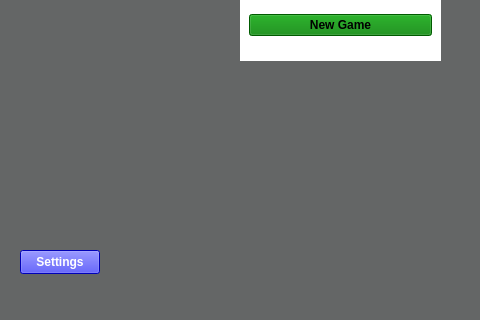
ben-ralston/Chess, file application/application/chess.ui: the form before one commit; both pictures show x 0 to 480 and y 280 to 600 of the 800 by 600 pixel window.
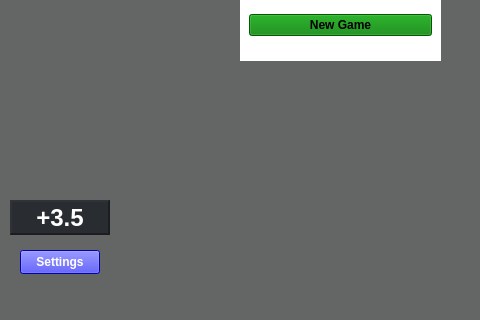
The form after the commit.

Patch:
```diff
--- a/application/application/chess.ui
+++ b/application/application/chess.ui
@@ -377,6 +377,76 @@
      <bool>false</bool>
     </property>
    </widget>
+   <widget class="QLabel" name="evaluationLabel">
+    <property name="geometry">
+     <rect>
+      <x>10</x>
+      <y>480</y>
+      <width>100</width>
+      <height>35</height>
+     </rect>
+    </property>
+    <property name="sizePolicy">
+     <sizepolicy hsizetype="Preferred" vsizetype="MinimumExpanding">
+      <horstretch>0</horstretch>
+      <verstretch>0</verstretch>
+     </sizepolicy>
+    </property>
+    <property name="minimumSize">
+     <size>
+      <width>85</width>
+      <height>35</height>
+     </size>
+    </property>
+    <property name="baseSize">
+     <size>
+      <width>0</width>
+      <height>0</height>
+     </size>
+    </property>
+    <property name="font">
+     <font>
+      <pointsize>18</pointsize>
+      <weight>75</weight>
+      <bold>true</bold>
+     </font>
+    </property>
+    <property name="mouseTracking">
+     <bool>false</bool>
+    </property>
+    <property name="styleSheet">
+     <string notr="true">background-color: rgb(41, 44, 48);
+font-size: 18pt;
+color: white;</string>
+    </property>
+    <property name="frameShape">
+     <enum>QFrame::Panel</enum>
+    </property>
+    <property name="frameShadow">
+     <enum>QFrame::Raised</enum>
+    </property>
+    <property name="lineWidth">
+     <number>2</number>
+    </property>
+    <property name="midLineWidth">
+     <number>0</number>
+    </property>
+    <property name="text">
+     <string>+3.5</string>
+    </property>
+    <property name="textFormat">
+     <enum>Qt::PlainText</enum>
+    </property>
+    <property name="scaledContents">
+     <bool>false</bool>
+    </property>
+    <property name="alignment">
+     <set>Qt::AlignCenter</set>
+    </property>
+    <property name="textInteractionFlags">
+     <set>Qt::NoTextInteraction</set>
+    </property>
+   </widget>
   </widget>
   <widget class="QMenuBar" name="menubar">
    <property name="geometry">
```
